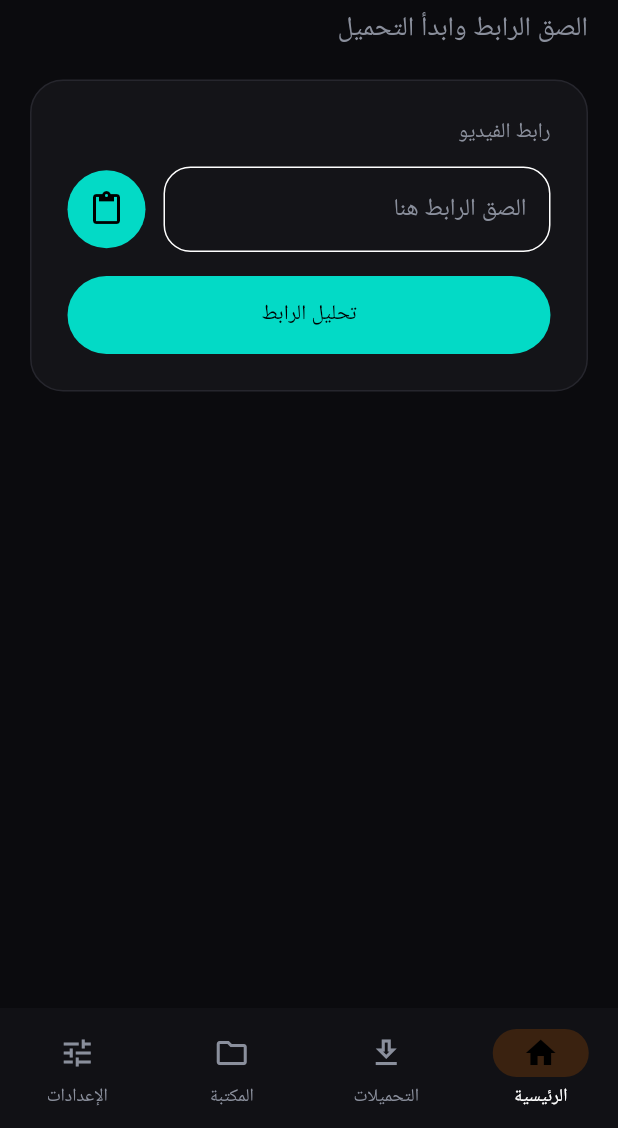
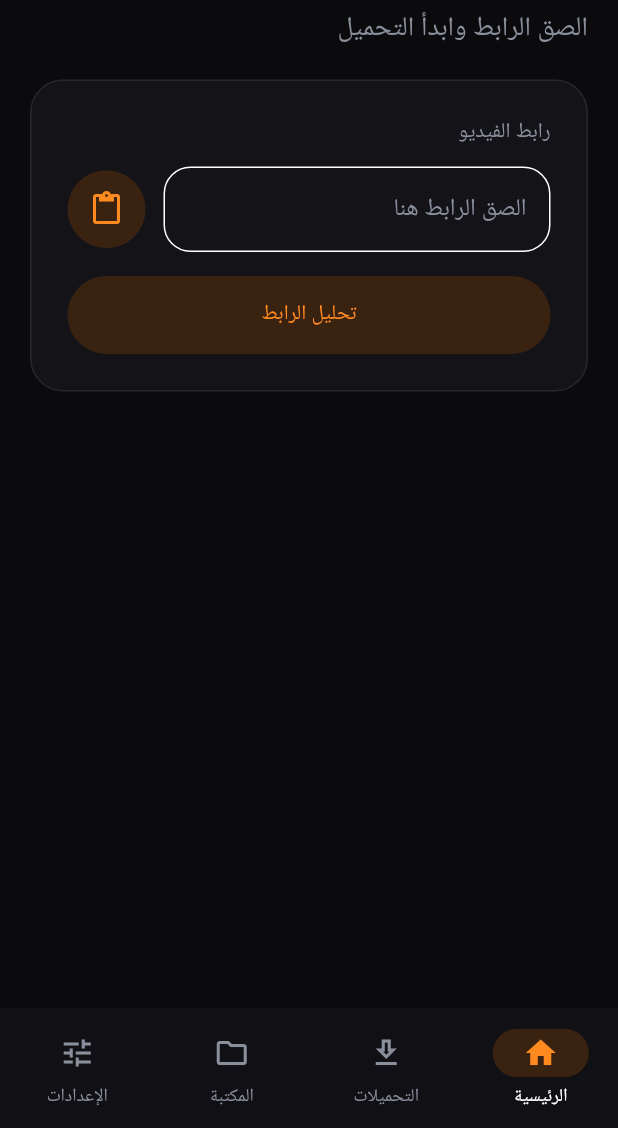
Before and after one commit to mohdnoaman2011-lgtm/FlixGo-Pro, a Flutter app: the screen it shows after launch, on a phone screen of 412 x 824 dp, the part 108-1236 px from its top. Run offline on Flutter 3.47's test engine with Material 3 defaults, Android fonts, the phone set to English and light mode, and no system bars; our stand-ins replace connectivity_plus, flutter_local_notifications, open_filex, shared_preferences; missing offline and left inert: gal.

Commit message:
Update main.dart

```diff
--- a/app/lib/main.dart
+++ b/app/lib/main.dart
@@ -9,6 +9,7 @@ import 'library_screen.dart';
 import 'notifier.dart';
 import 'settings_screen.dart';
 import 'settings_store.dart';
+import 'splash_screen.dart';
 
 // شغّل بـ: flutter run --dart-define=API_BASE=https://your-server --dart-define=API_KEY=xxxx
 const kApiBase = String.fromEnvironment('API_BASE', defaultValue: 'http://10.0.2.2:8000');
@@ -43,6 +44,10 @@ ThemeData _theme(Brightness b) {
           onSurfaceVariant: Color(0xFF8A8F9C),
           outlineVariant: Color(0xFF26262D),
           surfaceContainerHighest: Color(0xFF22222A),
+          secondary: _orange,
+          onSecondary: Color(0xFF1A0E00),
+          secondaryContainer: Color(0xFF3A2210),
+          onSecondaryContainer: _orange,
         )
       : const ColorScheme.light(
           primary: _orange,
@@ -52,6 +57,10 @@ ThemeData _theme(Brightness b) {
           onSurfaceVariant: Color(0xFF667085),
           outlineVariant: Color(0xFFE1E4EA),
           surfaceContainerHighest: Color(0xFFE4E7EC),
+          secondary: _orange,
+          onSecondary: Color(0xFF1A0E00),
+          secondaryContainer: Color(0xFFFFE6CC),
+          onSecondaryContainer: Color(0xFFB45300),
         );
   return ThemeData(
     useMaterial3: true,
@@ -77,7 +86,7 @@ class FlixGoApp extends StatelessWidget {
       themeMode: context.select<SettingsStore, ThemeMode>((s) => s.themeMode),
       builder: (context, child) =>
           Directionality(textDirection: TextDirection.rtl, child: child!),
-      home: const Shell(),
+      home: SplashScreen(next: (_) => const Shell()),
     );
   }
 }
```
